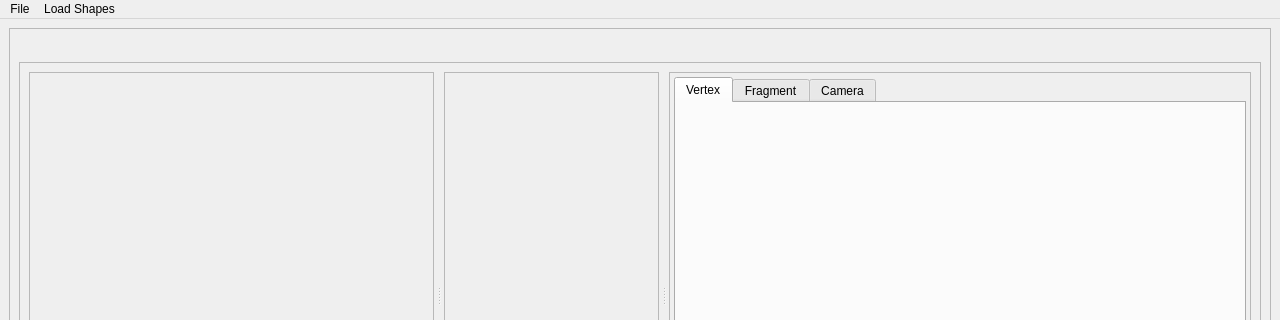
This is ui/MainWindow.ui in NCCA/ShaderEnvironmentBuilder as Qt 5 draws it before an edit; both pictures show x 0 to 1280 and y 0 to 320 of the 1280 by 774 pixel window. The edited form follows.
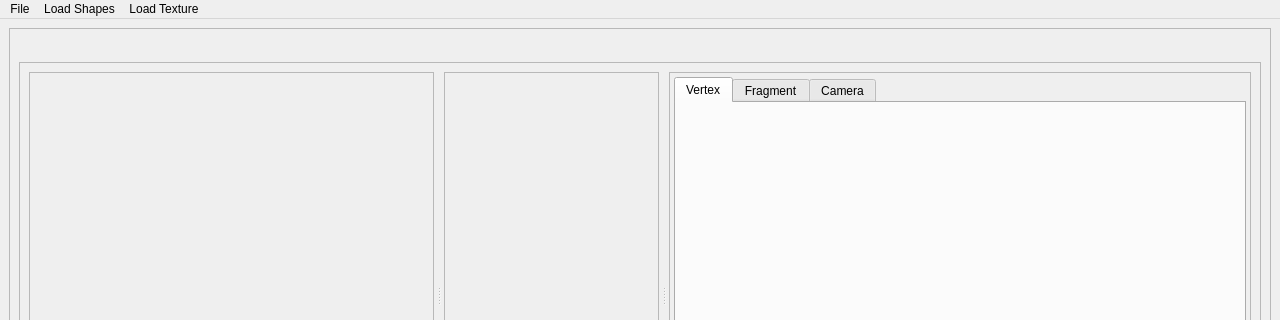
This is the edited form. The open tabs and pages were chosen to show the change.

Patch:
```diff
--- a/ui/MainWindow.ui
+++ b/ui/MainWindow.ui
@@ -898,7 +898,7 @@
      <x>0</x>
      <y>0</y>
      <width>1280</width>
-     <height>27</height>
+     <height>26</height>
     </rect>
    </property>
    <widget class="QMenu" name="menuFile">
@@ -926,10 +926,18 @@
     <addaction name="m_actionLoad_Troll"/>
     <addaction name="m_actionLoad_Dragon"/>
     <addaction name="m_actionLoad_Bunny"/>
-    <addaction name="m_actionLoad_Texture"/>
+    <addaction name="separator"/>
+    <addaction name="m_actionLoad_Obj"/>
+   </widget>
+   <widget class="QMenu" name="menuLoad_Texture">
+    <property name="title">
+     <string>Load Texture</string>
+    </property>
+    <addaction name="m_actionLoad_Tex"/>
    </widget>
    <addaction name="menuFile"/>
    <addaction name="shapesMenu"/>
+   <addaction name="menuLoad_Texture"/>
   </widget>
   <widget class="QStatusBar" name="statusbar"/>
   <action name="actionNew">
```
Left out of the diff: 64 changed lines with no effect on the pictures.
